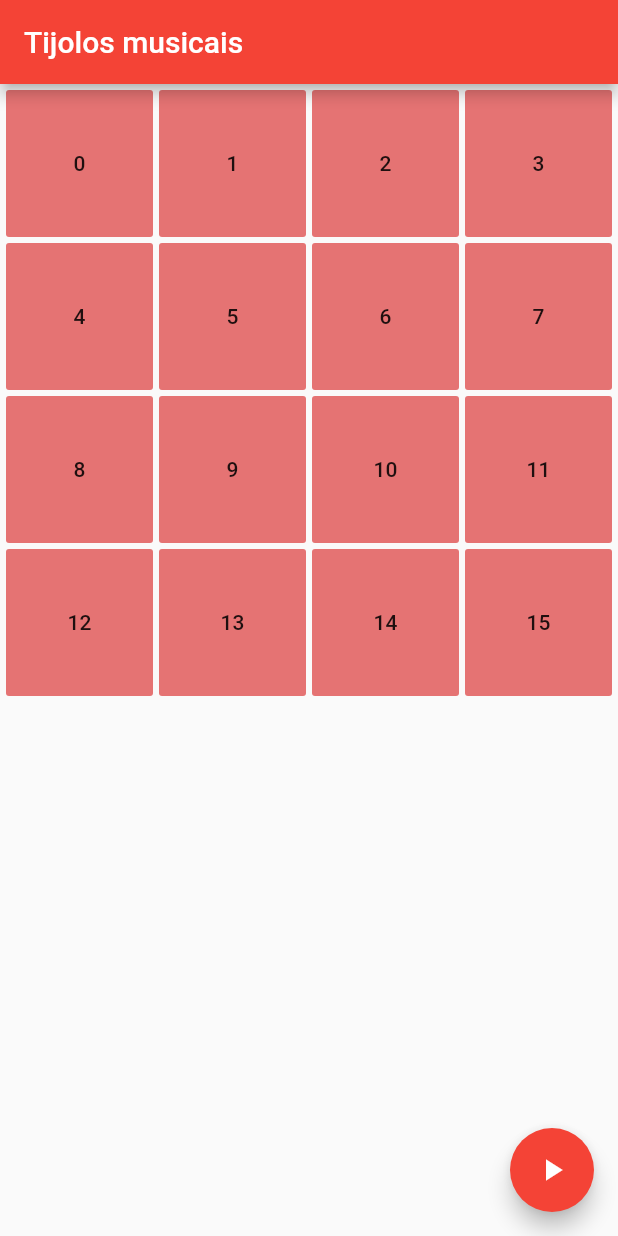
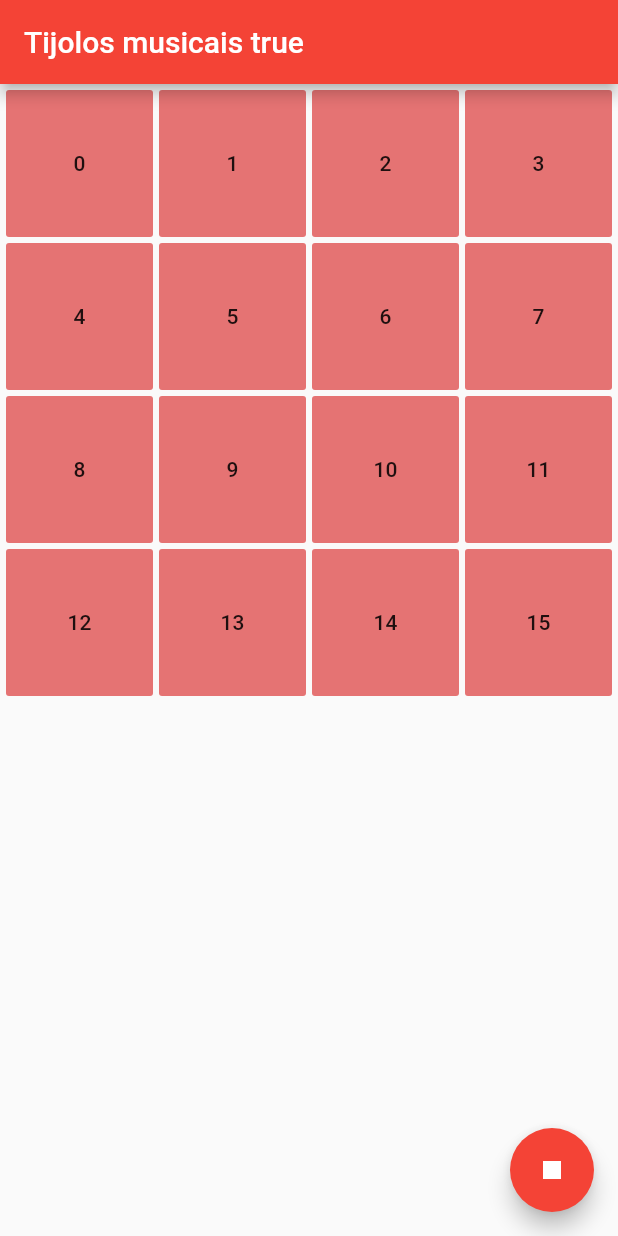
Before and after one commit to leonicolas/tijolos-musicais, a Flutter app: the screen it shows after launch, after a tap on the "play arrow" icon, on a phone screen of 412 x 824 dp. Run offline on Flutter 3.47's test engine with Material 2 defaults, Android fonts, the phone set to English and light mode, and no system bars; our stand-ins replace audioplayers.

Commit message:
Add state to the play sound button.

```diff
--- a/lib/bricks_build.dart
+++ b/lib/bricks_build.dart
@@ -1,11 +1,30 @@
 import 'package:audioplayers/audio_cache.dart';
 import 'package:flutter/material.dart';
 
-class BricksBuild extends StatelessWidget {
-  AudioCache player = AudioCache();
+class BricksBuild extends StatefulWidget {
+  final AudioCache player = AudioCache();
+
+  @override
+  State<StatefulWidget> createState() {
+    return _BricksBuildState();
+  }
+
+  Future play() async {
+    return Future.wait([
+      player.play('bell_ring.mp3'),
+      player.play('cow.mp3')
+    ]);
+  }
+}
+
+class _BricksBuildState extends State<BricksBuild> {
 
   @override
   Widget build(BuildContext context) {
+    _play(sound) async {
+      widget.player.play(sound);
+    }
+
     return new GridView.count(
       crossAxisCount: 4,
       children: new List<Widget>.generate(16, (index) {
@@ -16,8 +35,7 @@ class BricksBuild extends StatelessWidget {
               color: Colors.red.shade300,
               child: new Text('$index'),
               onPressed: () async {
-                String sound = index % 2 == 0 ? 'bell_ring.mp3' : 'cow.mp3';
-                await player.play(sound);
+                await _play(index % 2 == 0 ? 'bell_ring.mp3' : 'cow.mp3');
               },
             ),
           ),
@@ -25,9 +43,4 @@ class BricksBuild extends StatelessWidget {
       }),
     );
   }
-
-  void play() async {
-    await player.play('bell_ring.mp3');
-    await player.play('cow.mp3');
-  }
 }
--- a/lib/main.dart
+++ b/lib/main.dart
@@ -32,67 +32,53 @@ class MyHomePage extends StatefulWidget {
 
 class _MyHomePageState extends State<MyHomePage> {
   final BricksBuild _bricksBuild = BricksBuild();
+  final iconStop = Icon(Icons.stop);
+  final iconPlay = Icon(Icons.play_arrow);
+  Widget _icon;
+  bool _playing;
 
-  _playBricks() {
-    _bricksBuild.play();
+  @override
+  void initState() {
+    super.initState();
+    _icon = iconPlay;
+    _playing = false;
+  }
+
+  @override
+  void didChangeDependencies() {
+    super.didChangeDependencies();
+    _icon = iconPlay;
+    _playing = false;
   }
 
   @override
   Widget build(BuildContext context) {
+    _playBricks() async {
+      setState(() {
+        _icon = iconStop;
+        _playing = true;
+      });
+      await _bricksBuild.play();
+      await new Future.delayed(const Duration(seconds : 2));
+      setState(() {
+        _icon = iconPlay;
+        _playing = false;
+      });
+    }
+
     return new Scaffold(
       appBar: new AppBar(
-        title: new Text("Tijolos musicais"),
+        title: new Text("Tijolos musicais $_playing"),
       ),
       body: Padding(
         padding: const EdgeInsets.all(2.0),
         child: _bricksBuild,
       ),
-        floatingActionButton: FloatingActionButton(
-          onPressed: _playBricks,
-          tooltip: 'Tocar',
-          child: Icon(Icons.play_arrow),
-        )
+      floatingActionButton: FloatingActionButton(
+        onPressed: _playBricks,
+        tooltip: 'Tocar',
+        child: _icon,
+      )
     );
   }
 }
-
-class _MyHomePageState2 extends State<MyHomePage> {
-  int _counter = 0;
-
-  void _playBricks() {
-    setState(() {
-      _counter++;
-    });
-  }
-
-  @override
-  Widget build(BuildContext context) {
-    return Scaffold(
-      appBar: AppBar(
-        title: Text(widget.title),
-      ),
-      body: Center(
-        child: Padding(
-          padding: const EdgeInsets.all(4.0),
-          child: Column(
-            mainAxisAlignment: MainAxisAlignment.center,
-            children: <Widget>[
-              Text(
-                'You have pushed the button this many times:',
-              ),
-              Text(
-                '$_counter',
-                style: Theme.of(context).textTheme.headline4,
-              ),
-            ],
-          ),
-        ),
-      ),
-      floatingActionButton: FloatingActionButton(
-        onPressed: _playBricks,
-        tooltip: 'Tocar',
-        child: Icon(Icons.play_arrow),
-      ),
-    );
-  }
-}
```
